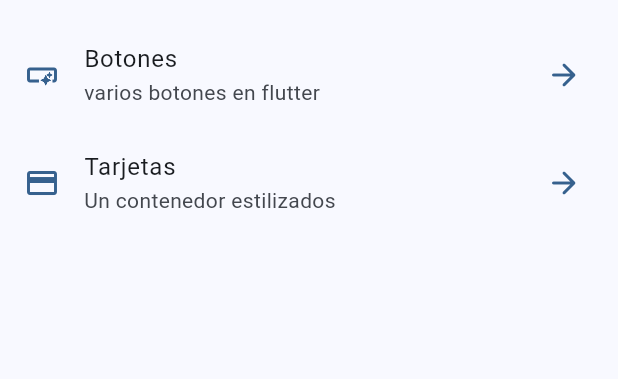
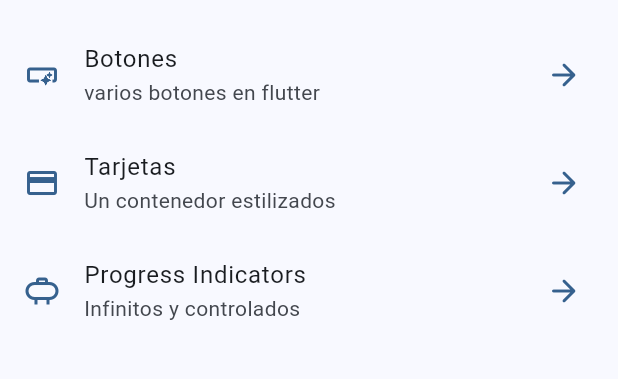
Before and after one commit to Klissman20/widgets_app, a Flutter app: the screen it shows after launch, on a phone screen of 412 x 824 dp, the part 63-442 px from its top. Run offline on Flutter 3.47's test engine with Material 2 defaults, Android fonts, the phone set to English and light mode, and no system bars; our stand-ins replace go_router.

Commit message:
Progress Indicators Finished

```diff
--- a/lib/config/menu/menu_items.dart
+++ b/lib/config/menu/menu_items.dart
@@ -23,5 +23,10 @@ final appMenuItems = <MenuItem>[
       title: 'Tarjetas',
       subTitle: 'Un contenedor estilizados',
       link: '/cards',
-      icon: Icons.credit_card)
+      icon: Icons.credit_card),
+  MenuItem(
+      title: 'Progress Indicators',
+      subTitle: 'Infinitos y controlados',
+      link: '/progress',
+      icon: Icons.propane_outlined)
 ];
--- a/lib/config/router/app_router.dart
+++ b/lib/config/router/app_router.dart
@@ -13,5 +13,9 @@ final appRouter = GoRouter(initialLocation: '/', routes: [
   GoRoute(
       name: CardsScreen.name,
       path: '/cards',
-      builder: (context, state) => const CardsScreen())
+      builder: (context, state) => const CardsScreen()),
+  GoRoute(
+      name: ProgressScreen.name,
+      path: '/progress',
+      builder: (context, state) => const ProgressScreen())
 ]);
```
Also changed, not shown: lib/presentation/screens/progress/progress_screen.dart (+74 -1 lines).
